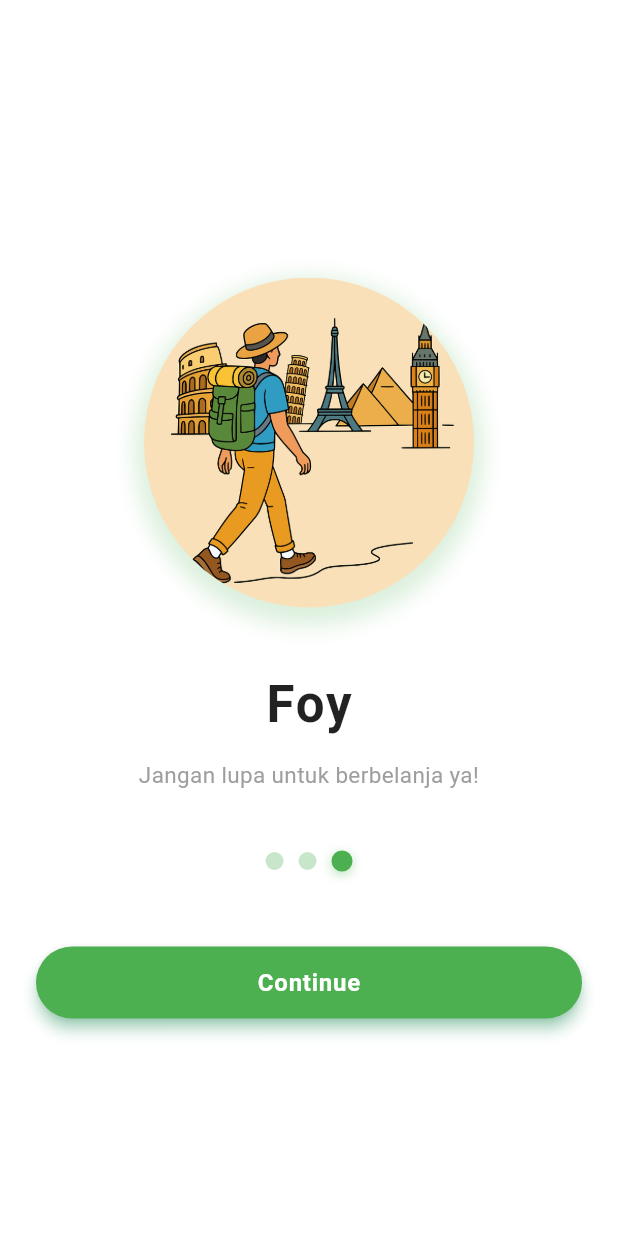
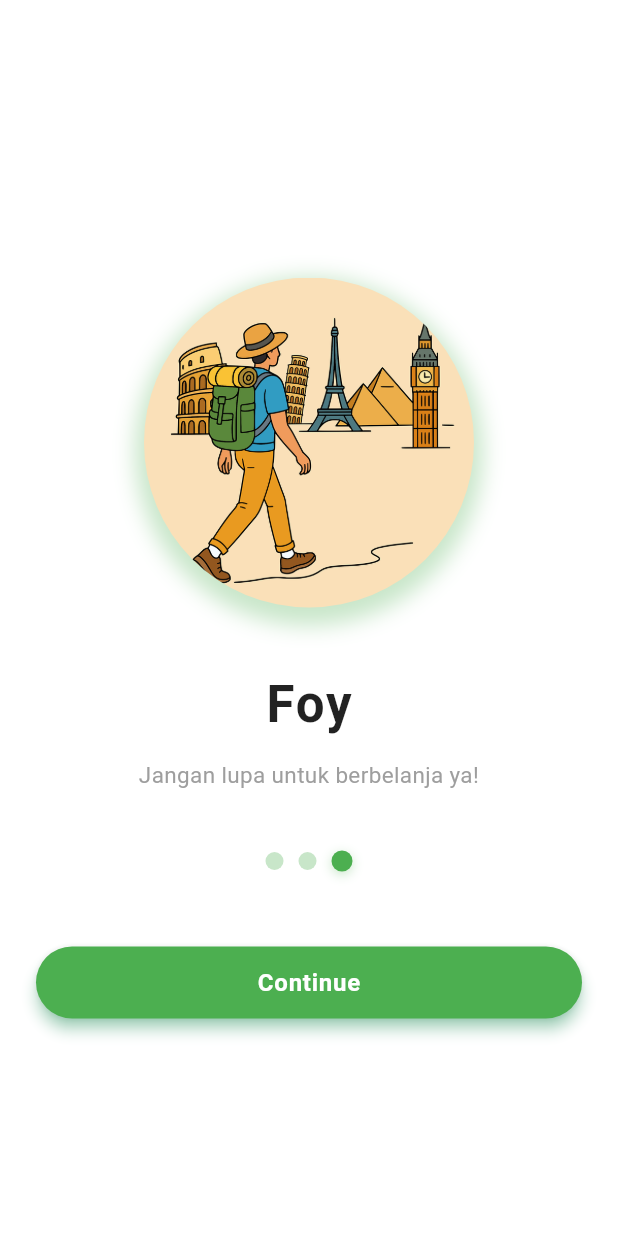
Before and after one commit to Mison1212/KB1179_1123150103_uts, a Flutter app: the SplashScreen2 screen opened directly, after a tap on "Continue", on a phone screen of 412 x 824 dp. Run offline on Flutter 3.47's test engine with Material 3 defaults, Android fonts, the phone set to English and light mode, and no system bars.

```diff
--- a/analysis_options.yaml
+++ b/analysis_options.yaml
@@ -7,6 +7,9 @@
 
 # The following line activates a set of recommended lints for Flutter apps,
 # packages, and plugins designed to encourage good coding practices.
+analyzer:
+  errors:
+    camel_case_types: ignore
 include: package:flutter_lints/flutter.yaml
 
 linter:
--- a/lib/screen/login.dart
+++ b/lib/screen/login.dart
@@ -132,6 +132,7 @@ class _LoginState extends State<login> {
                         ),
 
                         const SizedBox(height: 40),
+
                         // Continue Button
                         ElevatedButton(
                           style: ElevatedButton.styleFrom(
@@ -151,7 +152,6 @@ class _LoginState extends State<login> {
                             ),
                           ),
                         ),
-
                       ],
                     ),
                   ),
--- a/lib/screen/splash_screen1.dart
+++ b/lib/screen/splash_screen1.dart
@@ -24,7 +24,7 @@ class SplashScreen1 extends StatelessWidget {
                   shape: BoxShape.circle,
                   boxShadow: [
                     BoxShadow(
-                      color: Colors.green.withOpacity(0.2),
+                      color: Colors.green..shade100,
                       spreadRadius: 6,
                       blurRadius: 12,
                       offset: const Offset(0, 6),
--- a/lib/screen/splash_screen2.dart
+++ b/lib/screen/splash_screen2.dart
@@ -26,7 +26,7 @@ class SplashScreen2 extends StatelessWidget {
                   shape: BoxShape.circle,
                   boxShadow: [
                     BoxShadow(
-                      color: Colors.green.withOpacity(0.2),
+                      color: Colors.green.shade100,
                       spreadRadius: 6,
                       blurRadius: 12,
                       offset: const Offset(0, 6),
@@ -81,7 +81,7 @@ class SplashScreen2 extends StatelessWidget {
                       boxShadow: isActive
                           ? [
                               BoxShadow(
-                                color: Colors.green.withOpacity(0.4),
+                                color: Colors.green.shade100,
                                 blurRadius: 6,
                                 offset: const Offset(0, 2),
                               )
--- a/lib/screen/splash_screen3.dart
+++ b/lib/screen/splash_screen3.dart
@@ -26,7 +26,7 @@ class SplashScreen3 extends StatelessWidget {
                   shape: BoxShape.circle,
                   boxShadow: [
                     BoxShadow(
-                      color: Colors.green.withOpacity(0.2),
+                      color: Colors.green.shade100,
                       spreadRadius: 6,
                       blurRadius: 12,
                       offset: const Offset(0, 6),
@@ -81,7 +81,7 @@ class SplashScreen3 extends StatelessWidget {
                       boxShadow: isActive
                           ? [
                               BoxShadow(
-                                color: Colors.green.withOpacity(0.4),
+                                color: Colors.green.shade100,
                                 blurRadius: 6,
                                 offset: const Offset(0, 2),
                               )
```
Also changed, not shown: assets/images/Screenshot Hola.png (added).
